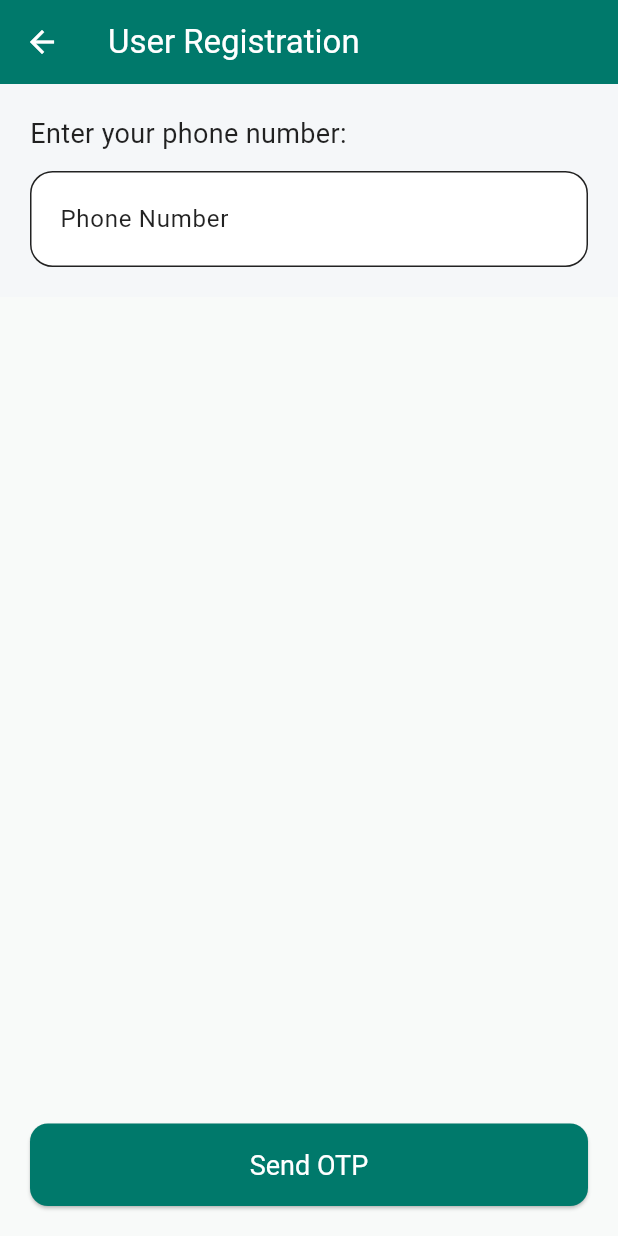
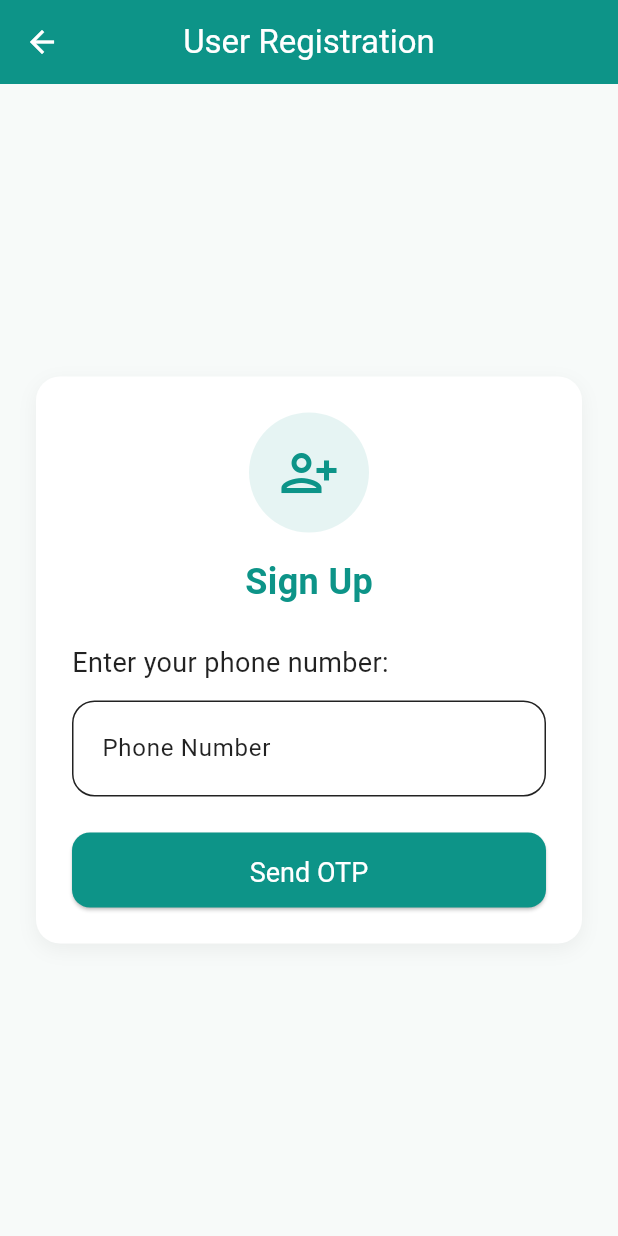
Before and after one commit to MediLink-ucsc/Health-Tracker, a Flutter app: the UserSigningScreen screen opened directly, on a phone screen of 412 x 824 dp. Run offline on Flutter 3.47's test engine with Material 3 defaults, Android fonts, the phone set to English and light mode, and no system bars; our stand-ins replace file_picker, fl_chart, shared_preferences, table_calendar; accounts and stored records are empty.

Commit message:
Signup UI changed

```diff
--- a/lib/screens/user_signing_screen.dart
+++ b/lib/screens/user_signing_screen.dart
@@ -248,59 +248,97 @@ class _UserSigningScreenState extends State<UserSigningScreen> {
 
   @override
   Widget build(BuildContext context) {
+    const primaryColor = Color(0xFF0D9488);
+    const accentColor = Color(0xFFF1BE26);
+
+    // Set dynamic content and button text based on step
     Widget content;
+    String buttonText;
+
     if (_step == 2) {
       content = _buildPhoneStep();
+      buttonText = _otpSent ? 'Next' : 'Send OTP';
     } else if (_step == 3) {
       content = _buildOtpStep();
+      buttonText = 'Verify OTP';
     } else {
       content = _buildDetailsStep();
-    }
-
-    // Set dynamic button text
-    String buttonText;
-    if (_step == 2) {
-      buttonText = _otpSent ? 'Next' : 'Send OTP';
-    } else if (_step == 3) {
-      buttonText = 'Verify OTP';
-    } else {
       buttonText = 'Submit';
     }
 
     return Scaffold(
+      backgroundColor: const Color(0xFFF7FAF9),
       appBar: AppBar(
-        title: const Text('User Registration'),
-        backgroundColor: Colors.teal.shade700,
+        title: const Text("User Registration"),
+        backgroundColor: primaryColor,
         foregroundColor: Colors.white,
+        centerTitle: true,
       ),
-      body: Container(
-        color: const Color(0xFFF5F7F9),
-        child: Padding(
-          padding: const EdgeInsets.all(20),
+      body: SafeArea(
+        child: Center(
           child: SingleChildScrollView(
+            padding: const EdgeInsets.all(24),
+            child: Container(
+              padding: const EdgeInsets.all(24),
+              decoration: BoxDecoration(
+                color: Colors.white,
+                borderRadius: BorderRadius.circular(16),
+                boxShadow: [
+                  BoxShadow(
+                    color: Colors.black.withOpacity(0.05),
+                    blurRadius: 10,
+                    offset: const Offset(0, 4),
+                  ),
+                ],
+              ),
               child: Column(
                 crossAxisAlignment: CrossAxisAlignment.start,
-              children: [content],
+                children: [
+                  // Icon header
+                  Center(
+                    child: CircleAvatar(
+                      radius: 40,
+                      backgroundColor: primaryColor.withOpacity(0.1),
+                      child: Icon(
+                        Icons.person_add_alt,
+                        size: 40,
+                        color: primaryColor,
                       ),
                     ),
                   ),
+                  const SizedBox(height: 16),
+                  Center(
+                    child: Text(
+                      "Sign Up",
+                      style: TextStyle(
+                        fontSize: 24,
+                        fontWeight: FontWeight.bold,
+                        color: primaryColor,
                       ),
-      bottomNavigationBar: Padding(
-        padding: const EdgeInsets.fromLTRB(20, 0, 20, 20),
-        child: SizedBox(
+                    ),
+                  ),
+                  const SizedBox(height: 24),
+                  content,
+                  const SizedBox(height: 24),
+                  SizedBox(
                     width: double.infinity,
-          height: 55,
+                    height: 50,
                     child: ElevatedButton(
                       onPressed: _nextStep,
                       style: ElevatedButton.styleFrom(
-              backgroundColor: Colors.teal.shade700,
+                        backgroundColor: primaryColor,
                         foregroundColor: Colors.white,
-              textStyle: const TextStyle(fontSize: 18),
                         shape: RoundedRectangleBorder(
                           borderRadius: BorderRadius.circular(12),
                         ),
+                        textStyle: const TextStyle(fontSize: 18),
                       ),
                       child: Text(buttonText),
+                    ),
+                  ),
+                ],
+              ),
+            ),
           ),
         ),
       ),
```
Also changed, not shown: 3 other files. Lines whose indentation alone changed are shown as unchanged.
